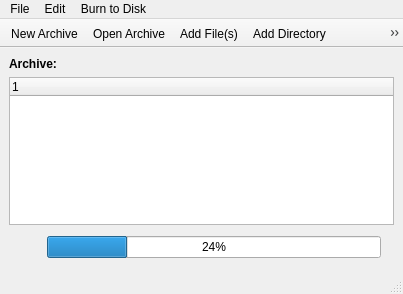
The window that src-qt5/desktop-utils/lumina-archiver/MainUI.ui (lumina-desktop/lumina) describes before a commit, drawn with Qt 5.
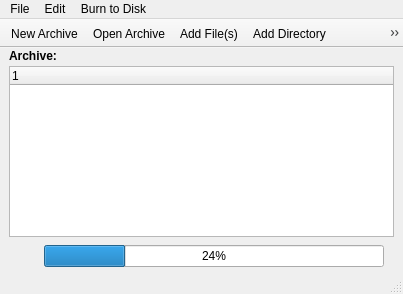
The same window after the commit.

Commit message: Clean up the archiver a bit. Add better status reporting for opening/viewing archives, fix up the list update/clear when opening a different archive after finishing with one. Move the extract selection action to the toolbar as well, and change the icon/statustip. Make the extract actions enable/disable as needed.

Diff of the .ui file:
```diff
--- a/src-qt5/desktop-utils/lumina-archiver/MainUI.ui
+++ b/src-qt5/desktop-utils/lumina-archiver/MainUI.ui
@@ -15,6 +15,15 @@
   </property>
   <widget class="QWidget" name="centralwidget">
    <layout class="QVBoxLayout" name="verticalLayout">
+    <property name="spacing">
+     <number>3</number>
+    </property>
+    <property name="topMargin">
+     <number>1</number>
+    </property>
+    <property name="bottomMargin">
+     <number>0</number>
+    </property>
     <item>
      <layout class="QHBoxLayout" name="horizontalLayout">
       <item>
```
Left out of the diff: 6 changed lines with no effect on the pictures. The commit also changes 3 other files.
